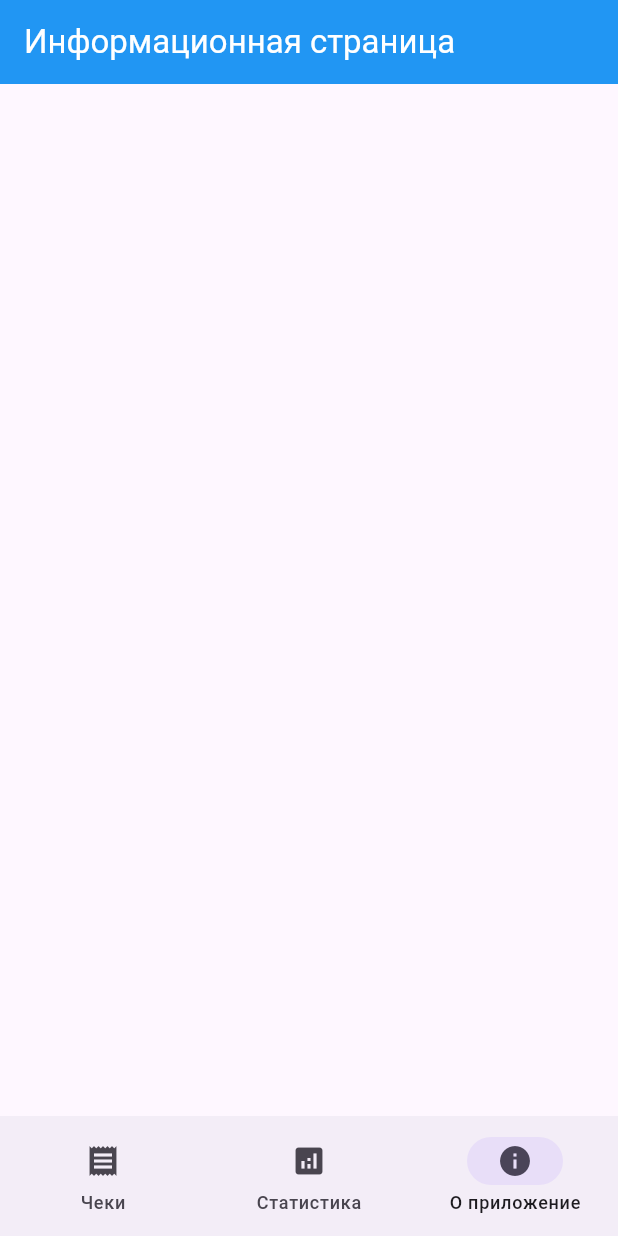
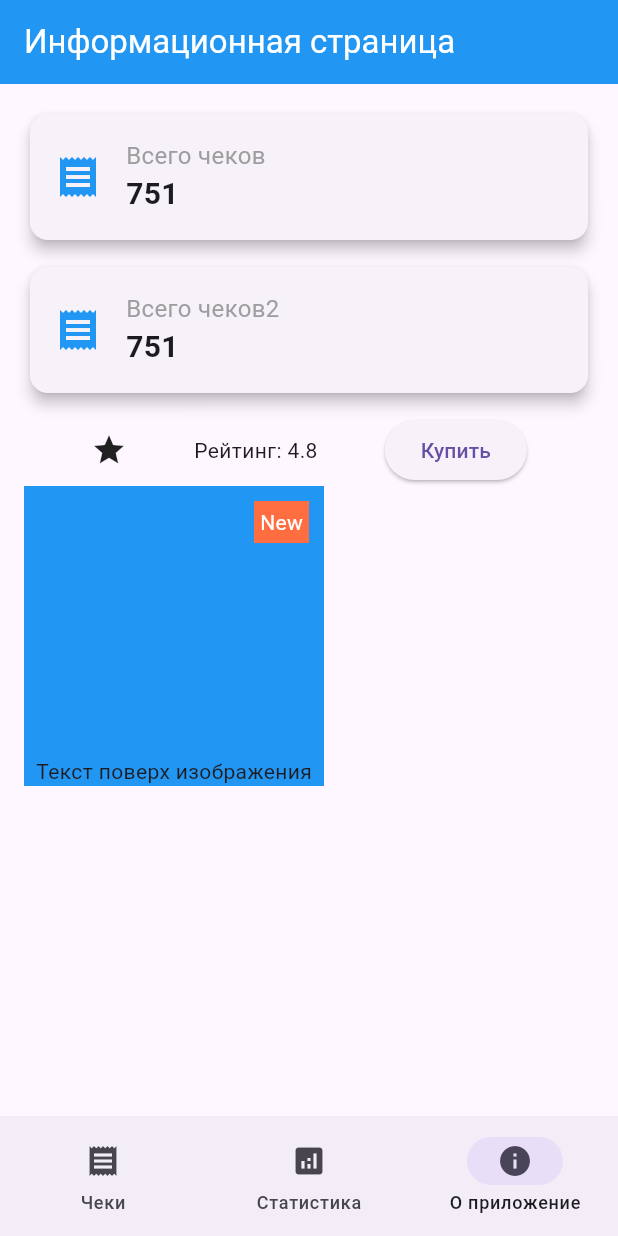
Before and after one commit to Wepko/pay_check_app, a Flutter app: the screen it shows after launch, item 3 of the bottom bar chosen, on a phone screen of 412 x 824 dp. Run offline on Flutter 3.47's test engine with Material 3 defaults, Android fonts, the phone set to English and light mode, and no system bars; our stand-ins replace get, sqflite; accounts and stored records are empty.

Commit message:
fix componention

```diff
--- a/lib/controllers/receipt_controller.dart
+++ b/lib/controllers/receipt_controller.dart
@@ -1,6 +1,6 @@
 import 'package:get/get.dart';
-import '../data/models/receipt_model.dart';
-import '../data/repositories/receipt_repository.dart';
+import 'package:pay_check_app/data/models/receipt_model.dart';
+import 'package:pay_check_app/data/repositories/receipt_repository.dart';
 
 class ReceiptController extends GetxController {
   final ReceiptRepository _repository = ReceiptRepository();
--- a/lib/data/repositories/receipt_repository.dart
+++ b/lib/data/repositories/receipt_repository.dart
@@ -1,6 +1,6 @@
+import 'package:pay_check_app/data/models/receipt_model.dart';
 import 'package:sqflite/sqflite.dart';
 import 'package:path/path.dart';
-import '../models/receipt_model.dart';
 
 class ReceiptRepository {
   static Database? _database;
--- a/lib/presentation/pages/info_page.dart
+++ b/lib/presentation/pages/info_page.dart
@@ -5,12 +5,95 @@ class InfoPage extends StatelessWidget {
 
   @override
   Widget build(BuildContext context) {
-    return  Scaffold(
+    return Scaffold(
       appBar: AppBar(
         title: const Text("Информационная страница"),
         backgroundColor: Colors.blue,
         foregroundColor: Colors.white,
-      )
+      ),
+      body: Padding(
+        padding: const EdgeInsets.all(16.0),
+        child: Column(crossAxisAlignment: CrossAxisAlignment.start, children: [
+          _buildStatCard(
+            icon: Icons.receipt,
+            title: 'Всего чеков',
+            value: '751',
+            color: Colors.blue,
+          ),
+          const SizedBox(height: 10),
+          _buildStatCard(
+            icon: Icons.receipt,
+            title: 'Всего чеков2',
+            value: '751',
+            color: Colors.blue,
+          ),
+          const SizedBox(height: 10),
+          Row(
+            mainAxisAlignment: MainAxisAlignment.spaceEvenly,
+            children: <Widget>[
+              Icon(Icons.star),
+              Text('Рейтинг: 4.8'),
+              ElevatedButton(onPressed: () {}, child: Text('Купить')),
+            ],
+          ),
+          Stack(
+            // Выравнивание элементов в стопке (по умолчанию - top-left)
+            alignment: Alignment.bottomCenter,
+            children: <Widget>[
+              Container(height: 200, width: 200, color: Colors.blue), // Фон
+              Positioned( // Виджет Positioned позволяет точно позиционировать элемент внутри Stack
+                top: 10,
+                right: 10,
+                child: Container(
+                  padding: EdgeInsets.all(4),
+                  color: Colors.deepOrangeAccent,
+                  child: Text('New', style: TextStyle(color: Colors.white)),
+                ),
+              ),
+              Text('Текст поверх изображения'),
+            ],
+          )
+        ],),
+      ),
+    );
+  }
+
+  Widget _buildStatCard({
+    required IconData icon,
+    required String title,
+    required String value,
+    required Color color,
+  }) {
+    return Card(
+      elevation: 4,
+      child: Padding(
+        padding: const EdgeInsets.all(16.0),
+        child: Row(
+          children: [
+            Icon(icon, size: 32, color: color),
+            const SizedBox(width: 16),
+            Column(
+              crossAxisAlignment: CrossAxisAlignment.start,
+              children: [
+                Text(
+                  title,
+                  style: const TextStyle(
+                    fontSize: 16,
+                    color: Colors.grey,
+                  ),
+                ),
+                Text(
+                  value,
+                  style: const TextStyle(
+                    fontSize: 20,
+                    fontWeight: FontWeight.bold,
+                  ),
+                ),
+              ],
+            ),
+          ],
+        ),
+      ),
     );
   }
 }
--- a/lib/presentation/pages/receipt_details_page.dart
+++ b/lib/presentation/pages/receipt_details_page.dart
@@ -1,8 +1,7 @@
-// presentation/pages/receipt_detail_page.dart
 import 'package:flutter/material.dart';
 import 'package:get/get.dart';
-import '../../controllers/receipt_controller.dart';
-import '../../data/models/receipt_model.dart';
+import 'package:pay_check_app/controllers/receipt_controller.dart';
+import 'package:pay_check_app/data/models/receipt_model.dart';
 
 class ReceiptDetailPage extends StatefulWidget {
   const ReceiptDetailPage({super.key});
--- a/lib/utils/dialog_utils.dart
+++ b/lib/presentation/widgets/dialog_widget.dart
@@ -1,8 +1,8 @@
-// utils/dialog_utils.dart
+// utils/dialog_widget.dart
 import 'package:flutter/material.dart';
 import 'package:get/get.dart';
 
-class DialogUtils {
+class DialogWidget {
   static void showDeleteConfirmationDialog({
     required String title,
     required String message,
```
Also changed, not shown: lib/presentation/pages/home_page.dart (+44 -24 lines), lib/presentation/pages/second_page.dart (+4 -22 lines), lib/presentation/widgets/item_receipt_widget.dart (added, +40 -0 lines).
